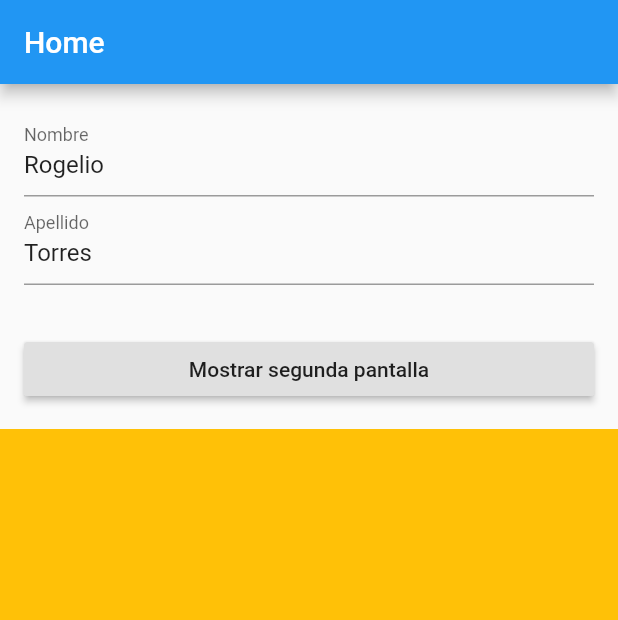
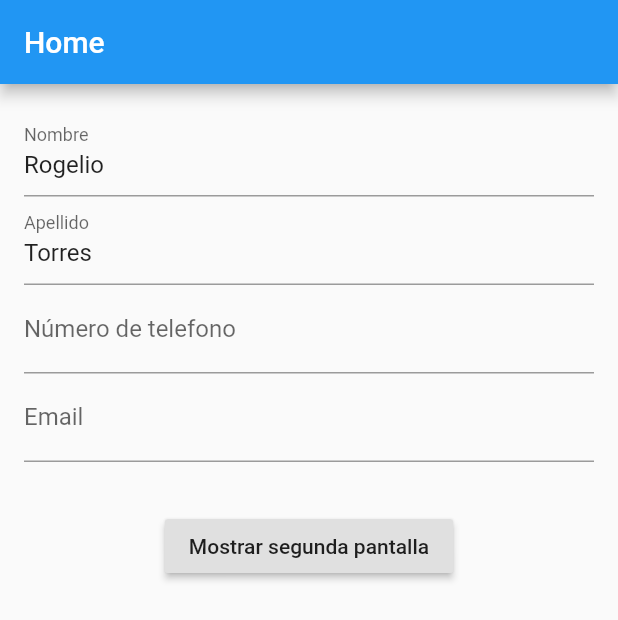
Before and after one commit to rogelio1502/learning-flutter, a Flutter app: the screen it shows after launch, on a phone screen of 412 x 824 dp. Shown: the top 620 px of the screen. Run offline on Flutter 3.47's test engine with Material 2 defaults, Android fonts, the phone set to English and light mode, and no system bars.

```diff
--- a/lib/pages/my_home_page.dart
+++ b/lib/pages/my_home_page.dart
@@ -23,7 +23,7 @@ class _MyHomePageState extends State<MyHomePage> {
       appBar: AppBar(
         title: Text('Home'),
       ),
-      body: ListView(
+      body: Column(
         children: [
           Container(
             padding: const EdgeInsets.all(16),
@@ -59,6 +59,30 @@ class _MyHomePageState extends State<MyHomePage> {
                     }
                     return null;
                   },
+                ),
+                TextFormField(
+                  keyboardType: TextInputType.phone,
+                  decoration: const InputDecoration(
+                    labelText: "Número de telefono",
+                  ),
+                  validator: (value) {
+                    if (value == null || value.isEmpty) {
+                      return 'Please enter some text';
+                    }
+                    return null;
+                  },
+                ),
+                TextFormField(
+                  keyboardType: TextInputType.emailAddress,
+                  decoration: const InputDecoration(
+                    labelText: "Email",
+                  ),
+                  validator: (value) {
+                    if (value == null || value.isEmpty) {
+                      return 'Please enter some text';
+                    }
+                    return null;
+                  },
                 )
               ]),
             ),
@@ -71,11 +95,6 @@ class _MyHomePageState extends State<MyHomePage> {
                 _showSecondPage(context);
               },
             ),
-          ),
-          Container(
-            padding: EdgeInsets.all(16),
-            height: 2000,
-            color: Colors.amber,
           ),
         ],
       ),
```
